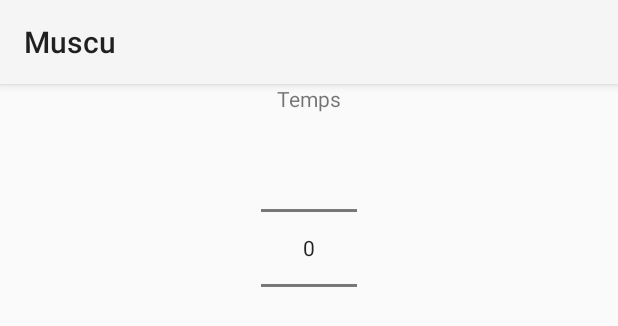
After one commit to Snake4100/Muscu, an Android app: the layout resultat_serie_chronometre.xml on its own in the app's theme, with its tools: preview values and no code run, on a phone screen of 412 x 824 dp. The commit adds this screen. Shown: the top 326 px of the screen. Run offline under Robolectric (Android 15) with nearby library versions, the phone set to English and light mode, and no system bars.

Commit message:
enregistrement temps exercice chronométré

```diff
--- a/app/src/main/java/com/muscu/benjamin/muscu/ExerciceTypeSeanceActivity.java
+++ b/app/src/main/java/com/muscu/benjamin/muscu/ExerciceTypeSeanceActivity.java
@@ -24,11 +24,9 @@ import com.muscu.benjamin.muscu.DAO.TypeExerciceDAO;
 import com.muscu.benjamin.muscu.DAO.TypeSeanceSerieDAO;
 import com.muscu.benjamin.muscu.Entity.ExerciceTypeSeance;
 import com.muscu.benjamin.muscu.Entity.TypeExercice;
-import com.muscu.benjamin.muscu.Entity.TypeSeance;
 import com.muscu.benjamin.muscu.Entity.TypeSeanceSerie;
 
 import java.util.ArrayList;
-import java.util.Arrays;
 
 
 public class ExerciceTypeSeanceActivity extends Activity {
@@ -157,9 +155,9 @@ public class ExerciceTypeSeanceActivity extends Activity {
         builderSingle.setTitle("Série "+numeroSerie);
 
 
-        //on ajoute le layout resultat_serie à l'alert
+        //on ajoute le layout resultat_serie_repetition à l'alert
         try{
-            builderSingle.setView(R.layout.resultat_serie);
+            builderSingle.setView(R.layout.resultat_serie_repetition);
 
         }catch (NoSuchMethodError e) {
             Log.e("Debug", "Older SDK, using old Builder");
--- /dev/null
+++ b/app/src/main/res/layout/resultat_serie_chronometre.xml
@@ -0,0 +1,18 @@
+<?xml version="1.0" encoding="utf-8"?>
+<LinearLayout xmlns:android="http://schemas.android.com/apk/res/android"
+    android:orientation="vertical" android:layout_width="match_parent"
+    android:layout_height="match_parent">
+
+    <TextView
+        android:layout_width="wrap_content"
+        android:layout_height="wrap_content"
+        android:text="Temps"
+        android:id="@+id/textView17"
+        android:layout_gravity="center_horizontal" />
+
+    <NumberPicker
+        android:layout_width="wrap_content"
+        android:layout_height="wrap_content"
+        android:id="@+id/numberPicker_temps"
+        android:layout_gravity="center_horizontal" />
+</LinearLayout>
```
Also changed, not shown: app/src/main/java/com/muscu/benjamin/muscu/Entity/Serie.java (+7 -1 lines), app/src/main/java/com/muscu/benjamin/muscu/ExerciceActivity.java (+127 -13 lines), app/src/main/res/layout/resultat_serie_repetition.xml (renamed from app/src/main/res/layout/resultat_serie.xml).
